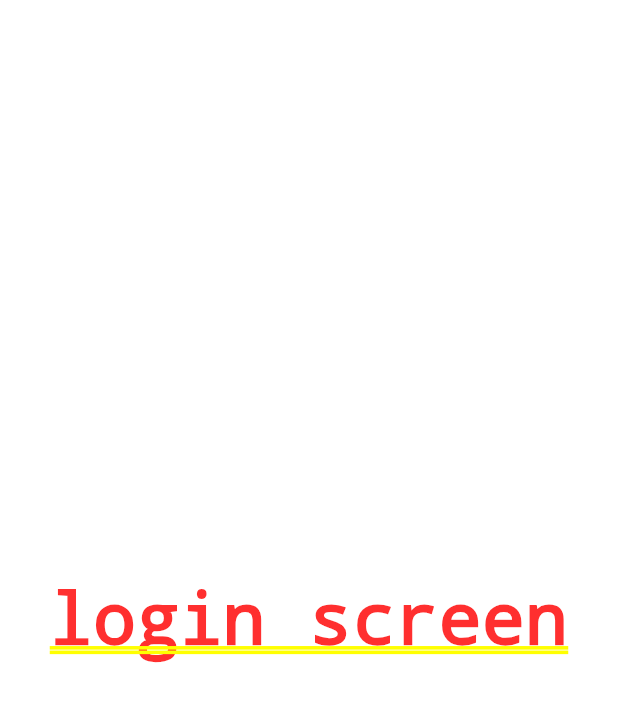
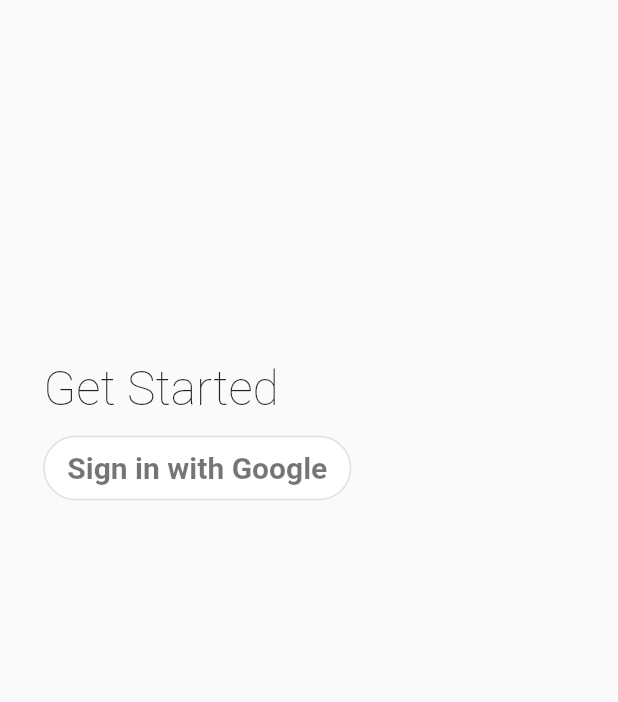
Before and after one commit to msharibahmed/crypto_watcher, a Flutter app: the screen it shows after launch, on a phone screen of 412 x 824 dp. Shown: the top 702 px of the screen. Run offline on Flutter 3.47's test engine with Material 2 defaults, Android fonts, the phone set to English and light mode, and no system bars; our stand-ins replace firebase_auth, firebase_core, google_sign_in; accounts and stored records are empty.

Commit message:
login screen ui

```diff
--- a/lib/firebase_auth.dart
+++ b/lib/firebase_auth.dart
@@ -25,7 +25,7 @@ class Authentication {
     return _firstScreen;
   }
 
-  static Future<FirebaseApp> initializeFirebase() async {
+  static Future<FirebaseApp> initializeFirebase(BuildContext context) async {
     Future<FirebaseApp> firebaseApp = Firebase.initializeApp();
 
     return firebaseApp;
--- a/lib/main.dart
+++ b/lib/main.dart
@@ -1,13 +1,22 @@
 import 'package:flutter/material.dart';
+//
+import 'package:firebase_core/firebase_core.dart';
+import 'package:flutter/services.dart';
 //
 import 'package:flutter_application_2/firebase_auth.dart';
 
 void main() async {
-  runApp(const MyApp());
+  //for transparent status bar
+  SystemChrome.setSystemUIOverlayStyle(const SystemUiOverlayStyle(
+      statusBarColor: Colors.transparent,
+      systemNavigationBarColor: Colors.indigo,
+      statusBarIconBrightness: Brightness.dark,
+      systemNavigationBarDividerColor: Colors.transparent));
 
   //firebase initialization
   WidgetsFlutterBinding.ensureInitialized();
-  await Authentication.initializeFirebase();
+  await Firebase.initializeApp();
+  runApp(const MyApp());
 }
 
 class MyApp extends StatelessWidget {
@@ -17,6 +26,9 @@ class MyApp extends StatelessWidget {
   Widget build(BuildContext context) {
     return MaterialApp(
       debugShowCheckedModeBanner: false,
+      routes: {
+
+      },
       home: Authentication.firstScreen(),
     );
   }
--- a/lib/screens/login_screen.dart
+++ b/lib/screens/login_screen.dart
@@ -1,14 +1,49 @@
 import 'package:flutter/material.dart';
+import 'package:flutter_application_2/widgets/google_signin_btn.dart';
+
+import '../firebase_auth.dart';
+//
 
 class LoginScreen extends StatelessWidget {
   static const routeName = '/login';
   const LoginScreen({Key? key}) : super(key: key);
 
+  final isSubmitting = true;
+
   @override
   Widget build(BuildContext context) {
-    return const Center(
-      child:Text('login screen')
+    final _mq = MediaQuery.of(context).size;
 
-    );
+    return Scaffold(
+        body: SingleChildScrollView(
+      child: Padding(
+          padding: EdgeInsets.only(
+            left: _mq.width * 0.070,
+            right: _mq.width * 0.10,
+          ),
+          child: Column(
+              crossAxisAlignment: CrossAxisAlignment.start,
+              children: <Widget>[
+                const SizedBox(height: 240),
+                const Text(
+                  'Get Started',
+                  style: TextStyle(fontSize: 32, fontWeight: FontWeight.w100),
+                ),
+                const SizedBox(height: 10),
+                FutureBuilder(
+                    future: Authentication.initializeFirebase(context),
+                    builder: (context, snapshot) {
+                      if (snapshot.hasError) {
+                        return const Text('Error initializing Firebase');
+                      } else if (snapshot.connectionState ==
+                          ConnectionState.done) {
+                        return const GoogleSignInButton();
+                      }
+                      return const CircularProgressIndicator(
+                        color: Colors.orange,
+                      );
+                    })
+              ])),
+    ));
   }
 }
--- /dev/null
+++ b/lib/widgets/google_signin_btn.dart
@@ -0,0 +1,72 @@
+import 'package:flutter/material.dart';
+import 'package:firebase_auth/firebase_auth.dart';
+//
+import '../screens/home_screen.dart';
+//
+import '../firebase_auth.dart';
+
+class GoogleSignInButton extends StatefulWidget {
+  const GoogleSignInButton({Key? key}) : super(key: key);
+
+  @override
+  _GoogleSignInButtonState createState() => _GoogleSignInButtonState();
+}
+
+class _GoogleSignInButtonState extends State<GoogleSignInButton> {
+  bool _isSigningIn = false;
+
+  @override
+  Widget build(BuildContext context) {
+    return Padding(
+      padding: const EdgeInsets.only(bottom: 16.0),
+      child: _isSigningIn
+          ? const CircularProgressIndicator(
+              color: Colors.orange,
+            )
+          : OutlinedButton(
+              style: ButtonStyle(
+                backgroundColor: MaterialStateProperty.all(Colors.white),
+                shape: MaterialStateProperty.all(
+                  RoundedRectangleBorder(
+                    borderRadius: BorderRadius.circular(40),
+                  ),
+                ),
+              ),
+              onPressed: () async {
+                setState(() {
+                  _isSigningIn = true;
+                });
+
+                User? user = await Authentication.googleLogin(context: context);
+                if (mounted) {
+                  setState(() {
+                    _isSigningIn = false;
+                  });
+                }
+                if (user != null) {
+                  Navigator.of(context).pushReplacementNamed(
+                    HomeScreen.routeName,
+                  );
+                }
+              },
+              child: Padding(
+                padding: const EdgeInsets.fromLTRB(0, 10, 0, 10),
+                child: Row(
+                  mainAxisSize: MainAxisSize.min,
+                  mainAxisAlignment: MainAxisAlignment.center,
+                  children: const <Widget>[
+                    Text(
+                      'Sign in with Google',
+                      style: TextStyle(
+                        fontSize: 20,
+                        color: Colors.black54,
+                        fontWeight: FontWeight.w600,
+                      ),
+                    )
+                  ],
+                ),
+              ),
+            ),
+    );
+  }
+}
```
